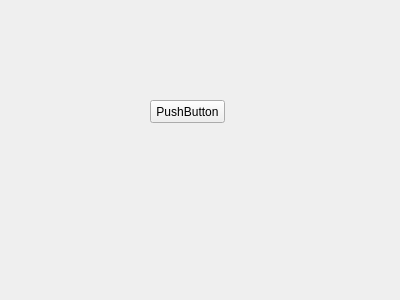
Before: the Qt Designer form momprinter.ui in Preffer/MomPrinter, drawn with Qt 5.
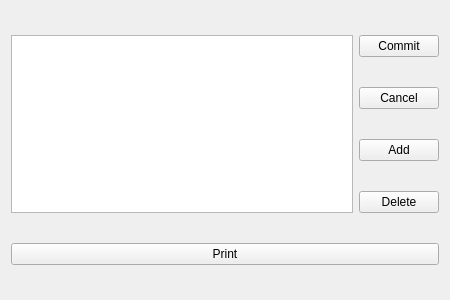
After: the same form once the commit is applied.

Diff of the .ui file:
```diff
--- a/momprinter.ui
+++ b/momprinter.ui
@@ -6,7 +6,7 @@
    <rect>
     <x>0</x>
     <y>0</y>
-    <width>400</width>
+    <width>450</width>
     <height>300</height>
    </rect>
   </property>
@@ -14,19 +14,46 @@
    <string>momPrinter</string>
   </property>
   <widget class="QWidget" name="centralWidget">
-   <widget class="QPushButton" name="pushButton">
-    <property name="geometry">
-     <rect>
-      <x>150</x>
-      <y>100</y>
-      <width>75</width>
-      <height>23</height>
-     </rect>
-    </property>
-    <property name="text">
-     <string>PushButton</string>
-    </property>
-   </widget>
+   <layout class="QGridLayout" name="gridLayout">
+    <item row="0" column="1">
+     <widget class="QPushButton" name="commitButton">
+      <property name="text">
+       <string>Commit</string>
+      </property>
+     </widget>
+    </item>
+    <item row="4" column="0" colspan="2">
+     <widget class="QPushButton" name="printButton">
+      <property name="text">
+       <string>Print</string>
+      </property>
+     </widget>
+    </item>
+    <item row="1" column="1">
+     <widget class="QPushButton" name="cancelButton">
+      <property name="text">
+       <string>Cancel</string>
+      </property>
+     </widget>
+    </item>
+    <item row="3" column="1">
+     <widget class="QPushButton" name="deleteButton">
+      <property name="text">
+       <string>Delete</string>
+      </property>
+     </widget>
+    </item>
+    <item row="0" column="0" rowspan="4">
+     <widget class="QTableView" name="tableView"/>
+    </item>
+    <item row="2" column="1">
+     <widget class="QPushButton" name="addButton">
+      <property name="text">
+       <string>Add</string>
+      </property>
+     </widget>
+    </item>
+   </layout>
   </widget>
  </widget>
  <layoutdefault spacing="6" margin="11"/>
```
